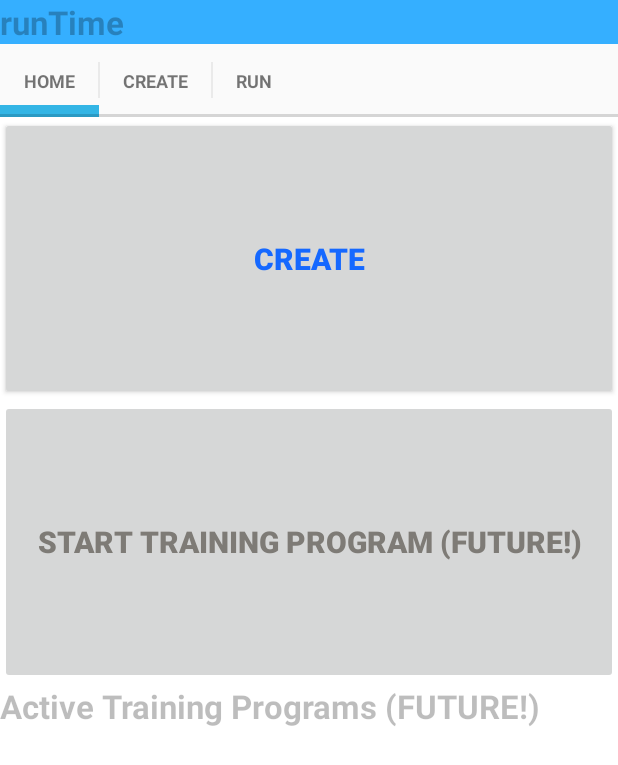
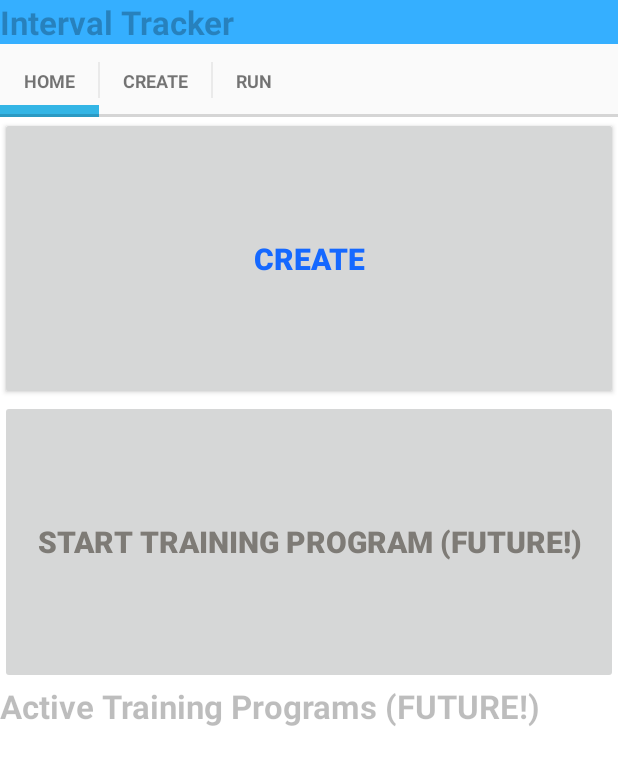
Before and after one commit to HorncatStudio/IntervalTracker, an Android app: the screen it shows after launch (IntervalTrackerActivity), on a phone screen of 412 x 824 dp. Shown: the top 765 px of the screen. Run offline under Robolectric (Android 15) with nearby library versions, the phone set to English and light mode, and no system bars; our stand-ins replace AdMob.

Commit message:
Wrapped up changes to renaming the app.  Issue resolved, issue with IDE settings and not app manifest or within app.

```diff
--- a/app/src/main/res/values/strings.xml
+++ b/app/src/main/res/values/strings.xml
@@ -9,7 +9,7 @@
     <string name="title_section1">Section 1</string>
     <string name="title_section2">Section 2</string>
     <string name="title_section3">Section 3</string>
-    <string name="app_title">runTime</string>
+    <string name="app_title">Interval Tracker</string>
     <string name="add_text">Add</string>
     <string name="banner_ad_unit_id">ca-app-pub-3197679492994008/8405602172</string>
 
```
